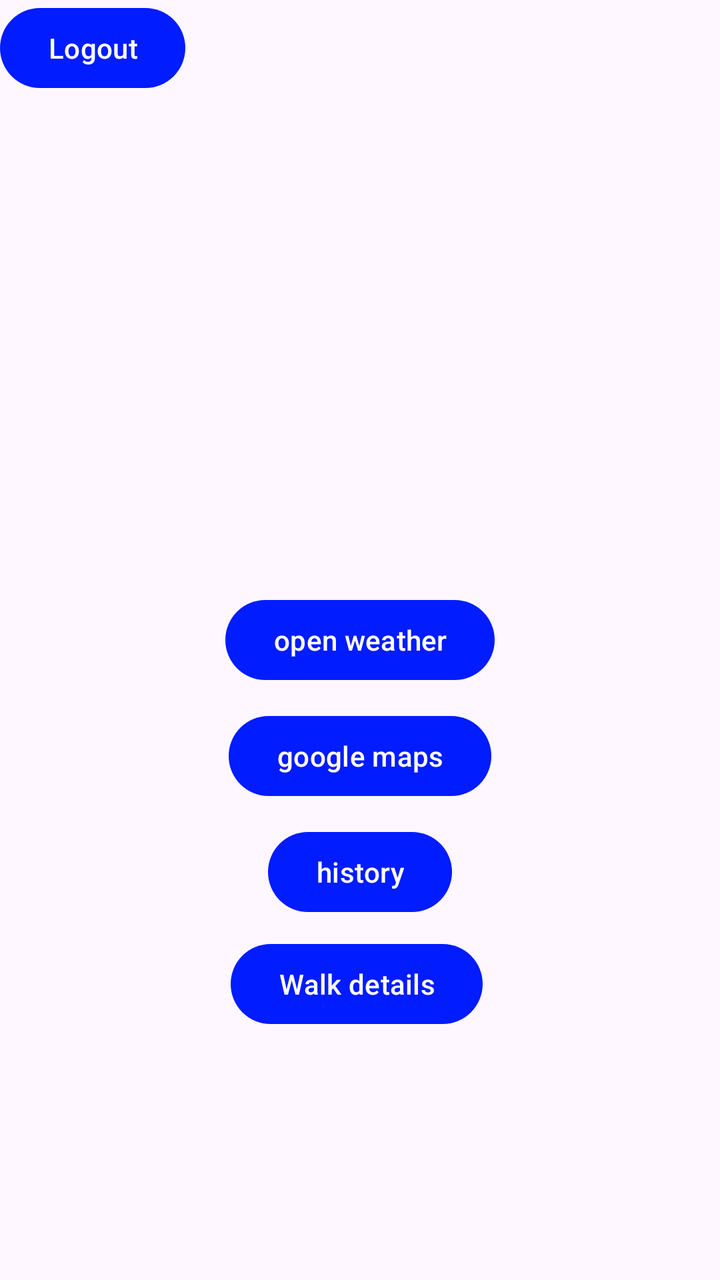
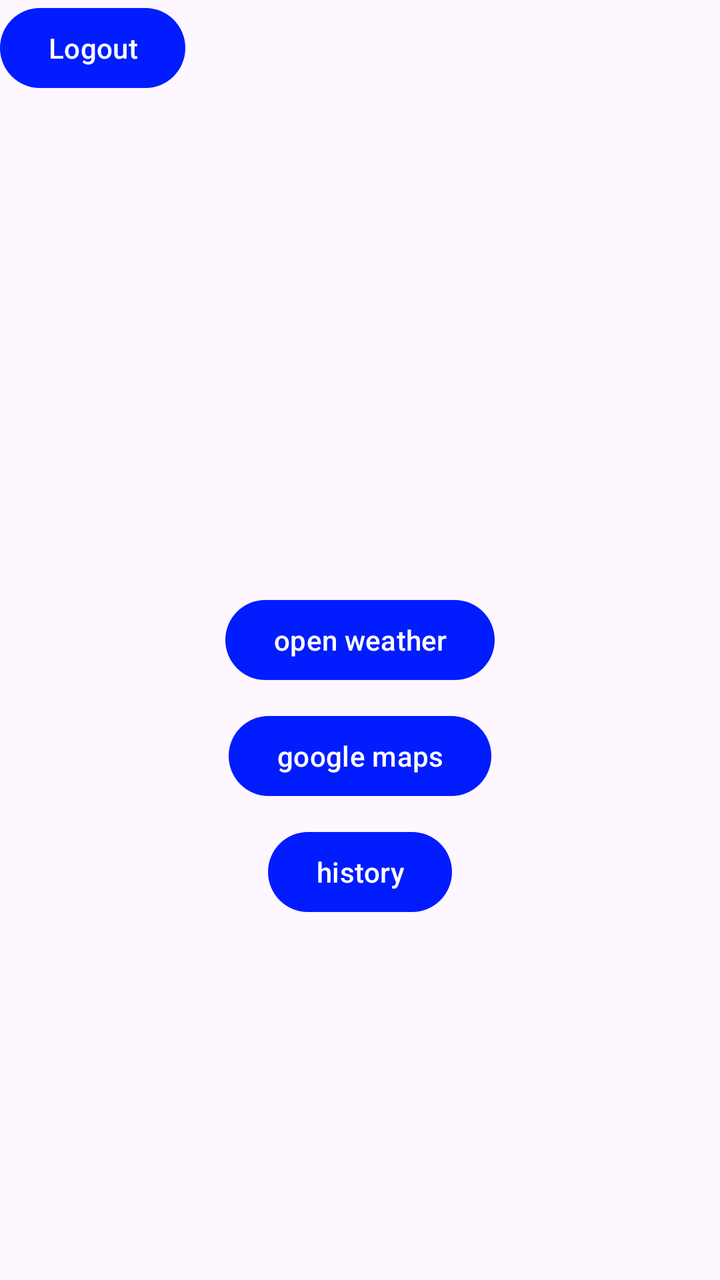

Two renders of the same Android screen: before a commit and after it. Below are the layout's source before the change and the commit's diff.
<!-- AndroidManifest.xml: application theme Base.Theme.Textron0 -->
<!-- res/layout/activity_main.xml -->
<?xml version="1.0" encoding="utf-8"?>
<androidx.constraintlayout.widget.ConstraintLayout xmlns:android="http://schemas.android.com/apk/res/android"
    xmlns:app="http://schemas.android.com/apk/res-auto"
    xmlns:tools="http://schemas.android.com/tools"
    android:id="@+id/main"
    android:layout_width="match_parent"
    android:layout_height="match_parent"
    tools:context=".MainActivity">


    <Button
        android:id="@+id/open_weather"
        android:layout_width="wrap_content"
        android:layout_height="wrap_content"
        android:text="open weather"
        app:layout_constraintStart_toStartOf="parent"
        app:layout_constraintEnd_toEndOf="parent"
        app:layout_constraintTop_toTopOf="parent"
        app:layout_constraintBottom_toBottomOf="parent"/>

    <Button
        android:id="@+id/google_maps"
        android:layout_width="wrap_content"
        android:layout_height="wrap_content"
        android:text="google maps"
        android:layout_marginTop="10dp"
        app:layout_constraintStart_toStartOf="parent"
        app:layout_constraintEnd_toEndOf="parent"
        app:layout_constraintTop_toBottomOf="@id/open_weather"/>

    <Button
        android:id="@+id/go_to_history"
        android:layout_width="wrap_content"
        android:layout_height="wrap_content"
        android:text="history"
        android:layout_marginTop="10dp"
        app:layout_constraintStart_toStartOf="parent"
        app:layout_constraintEnd_toEndOf="parent"
        app:layout_constraintTop_toBottomOf="@id/google_maps"/>

    <Button
        android:id="@+id/go_to_walk_details"
        android:layout_width="wrap_content"
        android:layout_height="wrap_content"
        android:layout_marginTop="8dp"
        android:text="Walk details"
        app:layout_constraintEnd_toEndOf="parent"
        app:layout_constraintHorizontal_bias="0.493"
        app:layout_constraintStart_toStartOf="parent"
        app:layout_constraintTop_toBottomOf="@id/go_to_history" />

    <Button
        android:id="@+id/btnLogout"
        android:layout_width="wrap_content"
        android:layout_height="wrap_content"
        android:text="Logout"
        app:layout_constraintStart_toStartOf="parent"
        app:layout_constraintTop_toTopOf="parent"
        />


</androidx.constraintlayout.widget.ConstraintLayout>
<!-- resources referenced by this layout -->
<resources>
  <style name="Base.Theme.Textron0" parent="Theme.Material3.Light.NoActionBar">
          <item name="colorPrimary">@color/blue</item>
          <item name="colorOnPrimary">@color/white</item>
          <item name="colorSecondary">@color/blue_dark</item>
      </style>
  <color name="blue">#001CFF</color>
  <color name="white">#FFFFFFFF</color>
  <color name="blue_dark">#000E75</color>
</resources>

<!-- the commit's change to res/layout/activity_main.xml (unified diff, before → after) -->
@@ -38,16 +38,6 @@
         app:layout_constraintEnd_toEndOf="parent"
         app:layout_constraintTop_toBottomOf="@id/google_maps"/>
 
-    <Button
-        android:id="@+id/go_to_walk_details"
-        android:layout_width="wrap_content"
-        android:layout_height="wrap_content"
-        android:layout_marginTop="8dp"
-        android:text="Walk details"
-        app:layout_constraintEnd_toEndOf="parent"
-        app:layout_constraintHorizontal_bias="0.493"
-        app:layout_constraintStart_toStartOf="parent"
-        app:layout_constraintTop_toBottomOf="@id/go_to_history" />
 
     <Button
         android:id="@+id/btnLogout"
